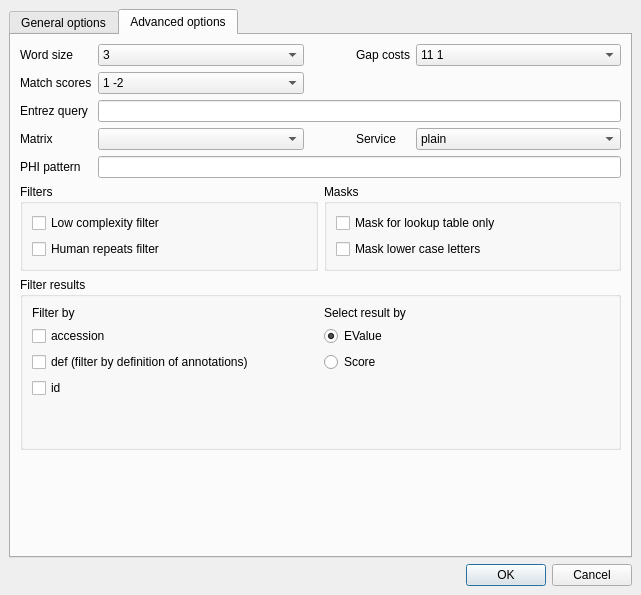
First picture: the form in src/plugins/remote_blast/src/ui/RemoteBLASTDialog.ui, repository violethaze74/ugene, before the edit.
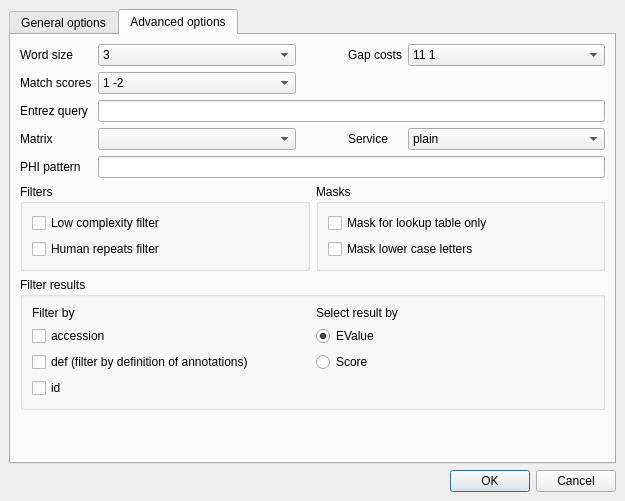
Second picture: the form after the edit. The open tabs and pages were chosen to show the change.

Diff of the .ui file:
```diff
--- a/src/plugins/remote_blast/src/ui/RemoteBLASTDialog.ui
+++ b/src/plugins/remote_blast/src/ui/RemoteBLASTDialog.ui
@@ -6,12 +6,12 @@
    <rect>
     <x>0</x>
     <y>0</y>
-    <width>641</width>
-    <height>595</height>
+    <width>625</width>
+    <height>501</height>
    </rect>
   </property>
   <property name="sizePolicy">
-   <sizepolicy hsizetype="Preferred" vsizetype="MinimumExpanding">
+   <sizepolicy hsizetype="Preferred" vsizetype="Minimum">
     <horstretch>0</horstretch>
     <verstretch>0</verstretch>
    </sizepolicy>
@@ -35,7 +35,7 @@
    <item>
     <widget class="QTabWidget" name="optionsTab">
      <property name="sizePolicy">
-      <sizepolicy hsizetype="Expanding" vsizetype="MinimumExpanding">
+      <sizepolicy hsizetype="Expanding" vsizetype="Preferred">
        <horstretch>0</horstretch>
        <verstretch>0</verstretch>
       </sizepolicy>
@@ -715,32 +715,6 @@
          <layout class="QVBoxLayout" name="verticalLayout_6">
           <item>
            <layout class="QGridLayout" name="layoutFilterResults">
-            <item row="4" column="0">
-             <spacer name="verticalSpacer">
-              <property name="orientation">
-               <enum>Qt::Vertical</enum>
-              </property>
-              <property name="sizeHint" stdset="0">
-               <size>
-                <width>20</width>
-                <height>40</height>
-               </size>
-              </property>
-             </spacer>
-            </item>
-            <item row="4" column="1">
-             <spacer name="verticalSpacer_3">
-              <property name="orientation">
-               <enum>Qt::Vertical</enum>
-              </property>
-              <property name="sizeHint" stdset="0">
-               <size>
-                <width>39</width>
-                <height>13</height>
-               </size>
-              </property>
-             </spacer>
-            </item>
             <item row="0" column="0">
              <widget class="QLabel" name="label_8">
               <property name="text">
@@ -803,10 +777,13 @@
          <property name="orientation">
           <enum>Qt::Vertical</enum>
          </property>
+         <property name="sizeType">
+          <enum>QSizePolicy::MinimumExpanding</enum>
+         </property>
          <property name="sizeHint" stdset="0">
           <size>
-           <width>20</width>
-           <height>40</height>
+           <width>1</width>
+           <height>1</height>
           </size>
          </property>
         </spacer>
```
Left out of the diff: 56 changed lines with no effect on the pictures.
